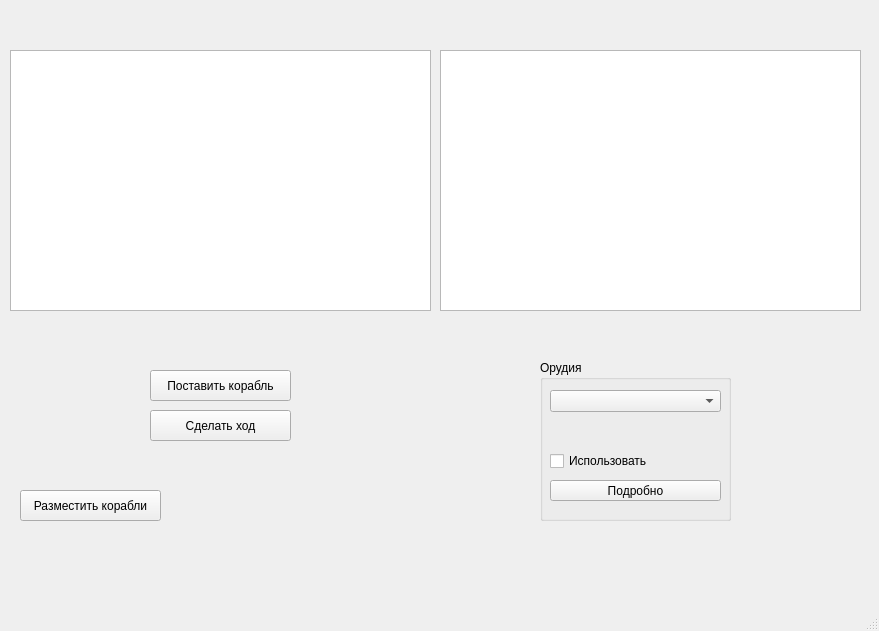
Old version of the form Client/mainwindow.ui in the repository ChazGrant/Battleship.
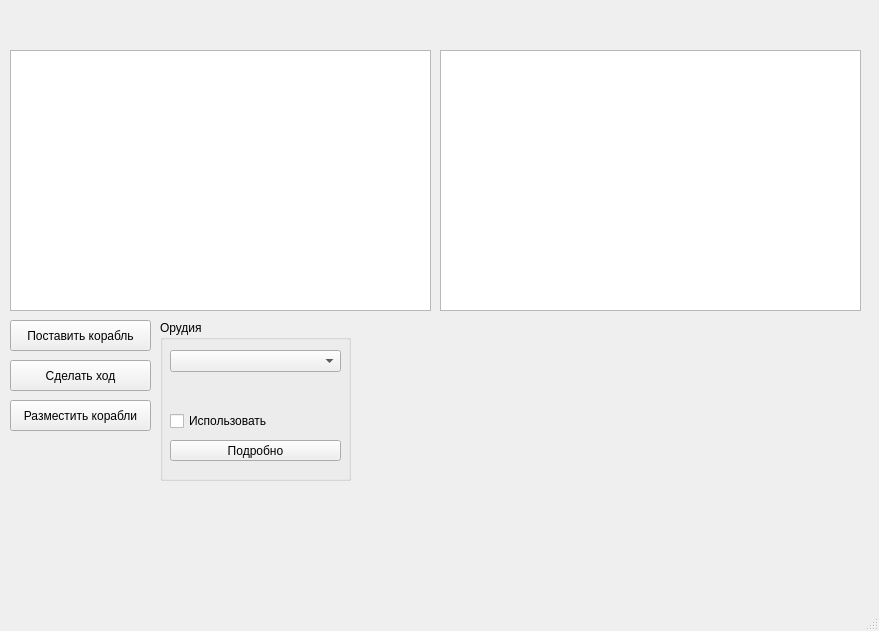
New version of the form.

Patch:
```diff
--- a/Client/mainwindow.ui
+++ b/Client/mainwindow.ui
@@ -43,8 +43,8 @@
    <widget class="QGroupBox" name="weaponsBox">
     <property name="geometry">
      <rect>
-      <x>540</x>
-      <y>360</y>
+      <x>160</x>
+      <y>320</y>
       <width>191</width>
       <height>161</height>
      </rect>
@@ -115,8 +115,8 @@
    <widget class="QPushButton" name="placeShipButton">
     <property name="geometry">
      <rect>
-      <x>150</x>
-      <y>370</y>
+      <x>10</x>
+      <y>320</y>
       <width>141</width>
       <height>31</height>
      </rect>
@@ -128,8 +128,8 @@
    <widget class="QPushButton" name="makeTurnButton">
     <property name="geometry">
      <rect>
-      <x>150</x>
-      <y>410</y>
+      <x>10</x>
+      <y>360</y>
       <width>141</width>
       <height>31</height>
      </rect>
@@ -141,8 +141,8 @@
    <widget class="QPushButton" name="autoPlaceShipsButton">
     <property name="geometry">
      <rect>
-      <x>20</x>
-      <y>490</y>
+      <x>10</x>
+      <y>400</y>
       <width>141</width>
       <height>31</height>
      </rect>
```
Left out of the diff: 2 changed lines with no effect on the pictures.
